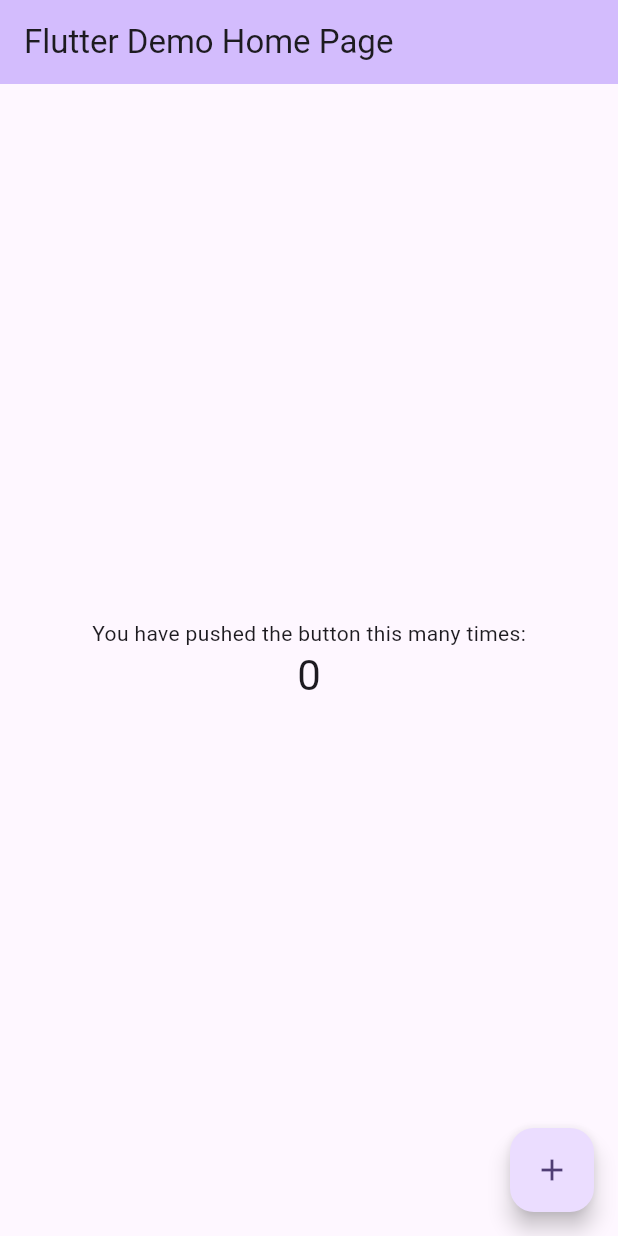
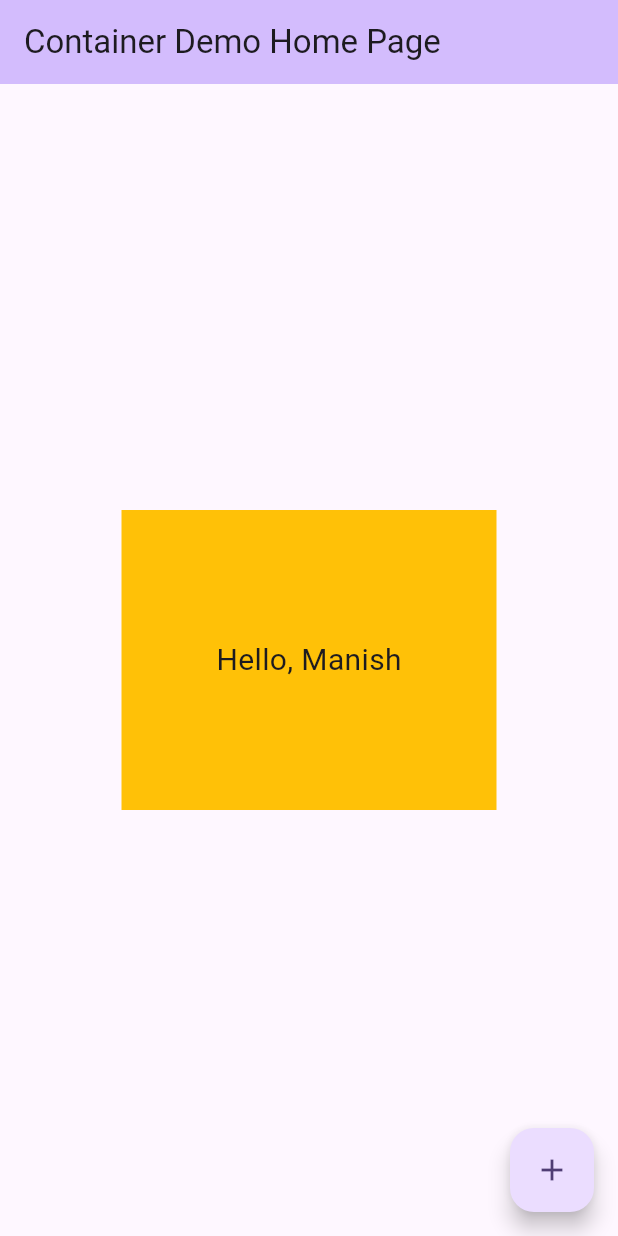
Before and after one commit to ManishS72/Flutter-Practices, a Flutter app: the screen it shows after launch, on a phone screen of 412 x 824 dp. Run offline on Flutter 3.47's test engine with Material 3 defaults, Android fonts, the phone set to English and light mode, and no system bars.

Commit message:
I have added container basic

```diff
--- a/lib/main.dart
+++ b/lib/main.dart
@@ -11,7 +11,7 @@ class MyApp extends StatelessWidget {
     return MaterialApp(
       title: 'Flutter Demo',
       theme: ThemeData(colorScheme: .fromSeed(seedColor: Colors.deepPurple)),
-      home: const MyHomePage(title: 'Flutter Demo Home Page'),
+      home: const MyHomePage(title: 'Container Demo Home Page'),
     );
   }
 }
@@ -42,18 +42,18 @@ class _MyHomePageState extends State<MyHomePage> {
 
         title: Text(widget.title),
       ),
+
       body: Center(
-        child: Column(
-          mainAxisAlignment: .center,
-          children: [
-            const Text('You have pushed the button this many times:'),
-            Text(
-              '$_counter',
-              style: Theme.of(context).textTheme.headlineMedium,
-            ),
-          ],
+        child: Container(
+          width: 250,
+          height: 200,
+          color: Colors.amber,
+          child: Center(
+            child: Text("Hello, Manish", style: TextStyle(fontSize: 20)),
+          ),
         ),
       ),
+
       floatingActionButton: FloatingActionButton(
         onPressed: _incrementCounter,
         tooltip: 'Increment',
```
